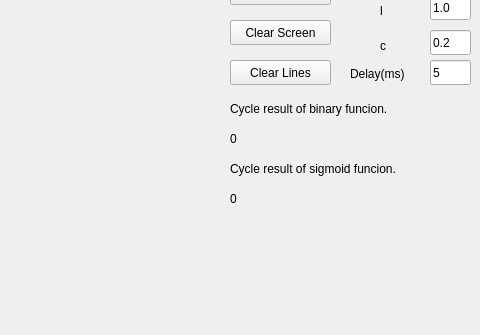
First picture: the form in YSA-Proje/mainwindow.ui, repository Murat0zer/ysa-projesi, before the edit; both pictures show x 720 to 1200 and y 140 to 475 of the 1200 by 660 pixel window.
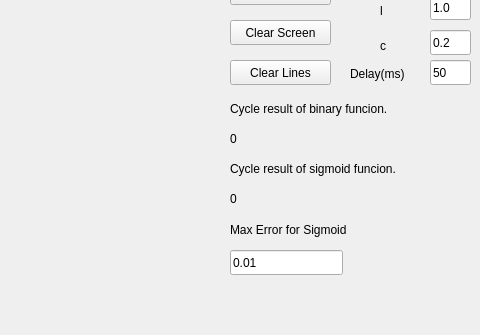
Second picture: the form after the edit.

```diff
--- a/YSA-Proje/mainwindow.ui
+++ b/YSA-Proje/mainwindow.ui
@@ -131,7 +131,7 @@
      </rect>
     </property>
     <property name="text">
-     <string>5</string>
+     <string>50</string>
     </property>
    </widget>
    <widget class="QLabel" name="labelDelay">
@@ -263,6 +263,32 @@
      <string>l</string>
     </property>
    </widget>
+   <widget class="QLabel" name="label_2">
+    <property name="geometry">
+     <rect>
+      <x>950</x>
+      <y>360</y>
+      <width>151</width>
+      <height>20</height>
+     </rect>
+    </property>
+    <property name="text">
+     <string>Max Error for Sigmoid</string>
+    </property>
+   </widget>
+   <widget class="QLineEdit" name="lineEditErorForSigmoid">
+    <property name="geometry">
+     <rect>
+      <x>950</x>
+      <y>390</y>
+      <width>113</width>
+      <height>25</height>
+     </rect>
+    </property>
+    <property name="text">
+     <string>0.01</string>
+    </property>
+   </widget>
   </widget>
   <widget class="QMenuBar" name="menuBar">
    <property name="geometry">
```
